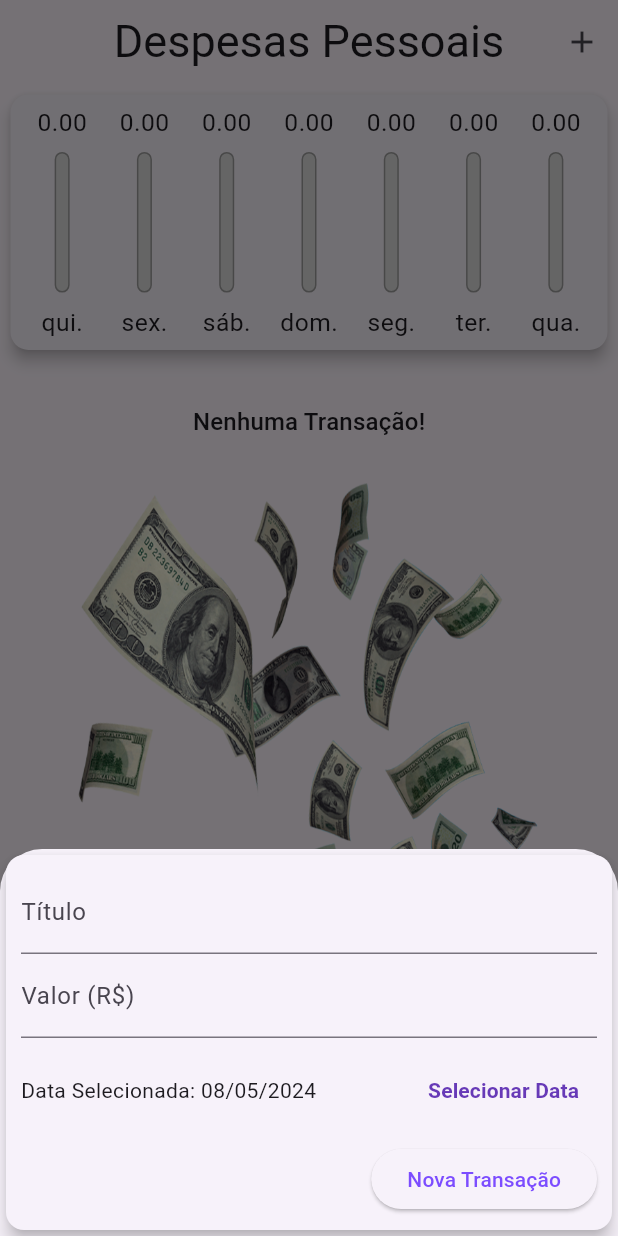
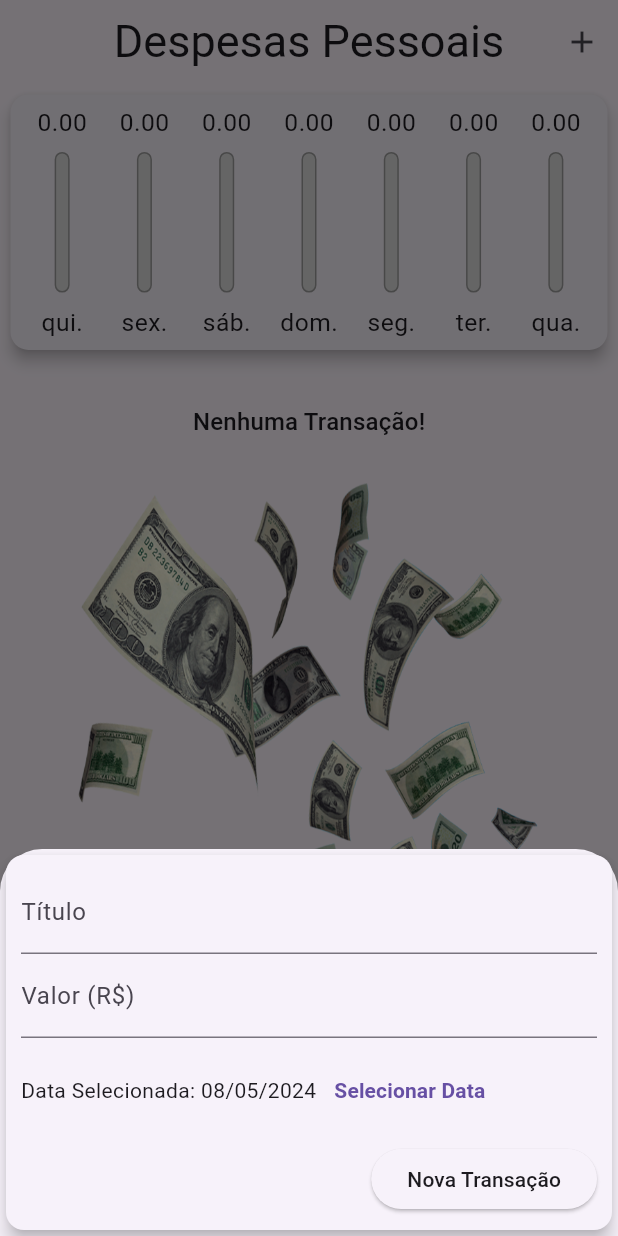
Before and after one commit to franklinrosa/Despesas_Pessoais, a Flutter app: the screen it shows after launch, after a tap on the "add" icon, on a phone screen of 412 x 824 dp. Run offline on Flutter 3.47's test engine with Material 3 defaults, Android fonts, the phone set to English and light mode, and no system bars; Roboto replaces fonts that are missing (Rocker).

Commit message:
atualizacao3 07/05/24

```diff
--- /dev/null
+++ b/expenses/lib/components/components/adaptative_date_picker.dart
@@ -0,0 +1,66 @@
+import 'dart:io';
+import 'package:flutter/cupertino.dart';
+import 'package:flutter/material.dart';
+import 'package:intl/intl.dart';
+
+class AdaptativeDatePicker extends StatelessWidget {
+  final DateTime? selectedDate;
+  final Function(DateTime)? onDateChanged;
+
+  const AdaptativeDatePicker({
+    this.selectedDate,
+    this.onDateChanged,
+    Key? key,
+  }) : super(key: key);
+
+  _showDatePicker(BuildContext context) {
+    showDatePicker(
+      context: context,
+      initialDate: DateTime.now(),
+      firstDate: DateTime(2019),
+      lastDate: DateTime.now(),
+    ).then((pickedDate) {
+      if (pickedDate == null) {
+        return;
+      }
+
+      onDateChanged!(pickedDate);
+    });
+  }
+
+  @override
+  Widget build(BuildContext context) {
+    return Platform.isIOS
+        ? SizedBox(
+            height: 180,
+            child: CupertinoDatePicker(
+              mode: CupertinoDatePickerMode.date,
+              initialDateTime: DateTime.now(),
+              minimumDate: DateTime(2019),
+              maximumDate: DateTime.now(),
+              onDateTimeChanged: onDateChanged!,
+            ),
+          )
+        : SizedBox(
+            height: 70,
+            child: Row(
+              children: <Widget>[
+                Text(
+                  selectedDate == null
+                      ? 'Nenhuma data selecionada!'
+                      : 'Data Selecionada: ${DateFormat('dd/MM/y').format(selectedDate!)}',
+                ),
+                TextButton(
+                  child: const Text(
+                    'Selecionar Data',
+                    style: TextStyle(
+                      fontWeight: FontWeight.bold,
+                    ),
+                  ),
+                  onPressed: () => _showDatePicker(context),
+                )
+              ],
+            ),
+          );
+  }
+}
--- /dev/null
+++ b/expenses/lib/components/components/adaptative_text_field.dart
@@ -0,0 +1,46 @@
+import 'dart:io';
+import 'package:flutter/cupertino.dart';
+import 'package:flutter/material.dart';
+
+class AdaptativeTextField extends StatelessWidget {
+  final String? label;
+  final TextEditingController? controller;
+  final TextInputType keyboardType;
+  final Function(String)? onSubmitted;
+
+  const AdaptativeTextField({
+    this.label,
+    this.controller,
+    this.keyboardType = TextInputType.text,
+    this.onSubmitted,
+    Key? key,
+  }) : super(key: key);
+
+  @override
+  Widget build(BuildContext context) {
+    return Platform.isIOS
+        ? Padding(
+            padding: const EdgeInsets.only(
+              bottom: 10,
+            ),
+            child: CupertinoTextField(
+              controller: controller,
+              keyboardType: keyboardType,
+              onSubmitted: onSubmitted,
+              placeholder: label,
+              padding: const EdgeInsets.symmetric(
+                horizontal: 6,
+                vertical: 12,
+              ),
+            ),
+          )
+        : TextField(
+            controller: controller,
+            keyboardType: keyboardType,
+            onSubmitted: onSubmitted,
+            decoration: InputDecoration(
+              labelText: label,
+            ),
+          );
+  }
+}
--- a/expenses/lib/components/components/transaction_form.dart
+++ b/expenses/lib/components/components/transaction_form.dart
@@ -1,5 +1,8 @@
 import 'package:flutter/material.dart';
-import 'package:intl/intl.dart';
+
+import 'adaptative_button.dart';
+import 'adaptative_text_field.dart';
+import 'adaptative_date_picker.dart';
 
 class TransactionForm extends StatefulWidget {
   final void Function(String, double, DateTime) onSubmit;
@@ -12,34 +15,17 @@ class TransactionForm extends StatefulWidget {
 class _TransactionFormState extends State<TransactionForm> {
   final _titleController = TextEditingController();
   final _valueController = TextEditingController();
-  DateTime? _selectedDate = DateTime.now();
+  DateTime _selectedDate = DateTime.now();
 
   _submitForm() {
     final title = _titleController.text;
     final value = double.tryParse(_valueController.text) ?? 0;
 
-    if (title.isEmpty || value <= 0 || _selectedDate == null) {
+    if (title.isEmpty || value <= 0) {
       return;
     }
 
-    widget.onSubmit(title, value, _selectedDate!);
-  }
-
-  _showDatePicker() {
-    showDatePicker(
-      context: context,
-      initialDate: DateTime.now(),
-      firstDate: DateTime(2019),
-      lastDate: DateTime.now(),
-    ).then((pickedDate) {
-      if (pickedDate == null) {
-        return;
-      }
-
-      setState(() {
-        _selectedDate = pickedDate;
-      });
-    });
+    widget.onSubmit(title, value, _selectedDate);
   }
 
   @override
@@ -55,61 +41,33 @@ class _TransactionFormState extends State<TransactionForm> {
               bottom: 10 + MediaQuery.of(context).viewInsets.bottom),
           child: Column(
             children: [
-              TextField(
+              AdaptativeTextField(
+                label: "Título",
                 controller: _titleController,
                 onSubmitted: (_) => _submitForm,
-                decoration: const InputDecoration(
-                  labelText: "Título",
-                ),
               ),
-              TextField(
+              AdaptativeTextField(
+                label: "Valor (R\$)",
                 controller: _valueController,
                 keyboardType:
                     //teclado numerico para IOs não aparece as opções, por isso esse widget
                     const TextInputType.numberWithOptions(decimal: true),
-                onSubmitted: (_) => _submitForm,
-                decoration: const InputDecoration(
-                  labelText: "Valor (R\$)",
-                ),
+                onSubmitted: (_) => _submitForm(),
               ),
-              SizedBox(
-                height: 70,
-                child: Row(
-                  children: [
-                    Expanded(
-                      child: Text(
-                        _selectedDate == null
-                            ? 'Nenhuma Data selecionada!'
-                            : 'Data Selecionada: ${DateFormat('dd/MM/y').format(_selectedDate!)}',
-                      ),
-                    ),
-                    TextButton(
-                      style: TextButton.styleFrom(
-                        foregroundColor: Colors.deepPurple,
-                      ),
-                      onPressed: _showDatePicker,
-                      child: const Text(
-                        'Selecionar Data',
-                        style: TextStyle(
-                          fontWeight: FontWeight.bold,
-                        ),
-                      ),
-                    ),
-                  ],
-                ),
+              AdaptativeDatePicker(
+                selectedDate: _selectedDate,
+                onDateChanged: (newDate) {
+                  setState(() {
+                    _selectedDate = newDate;
+                  });
+                },
               ),
               Row(
                 mainAxisAlignment: MainAxisAlignment.end,
                 children: [
-                  ElevatedButton(
-                    onPressed: _submitForm,
-                    child: const Text(
-                      "Nova Transação",
-                      //selectionColor: Colors.purple,
-                      style: TextStyle(
-                        color: Colors.deepPurpleAccent,
-                      ),
-                    ),
+                  AdaptativeButton(
+                    'Nova Transação',
+                    _submitForm,
                   ),
                 ],
               ),
```
